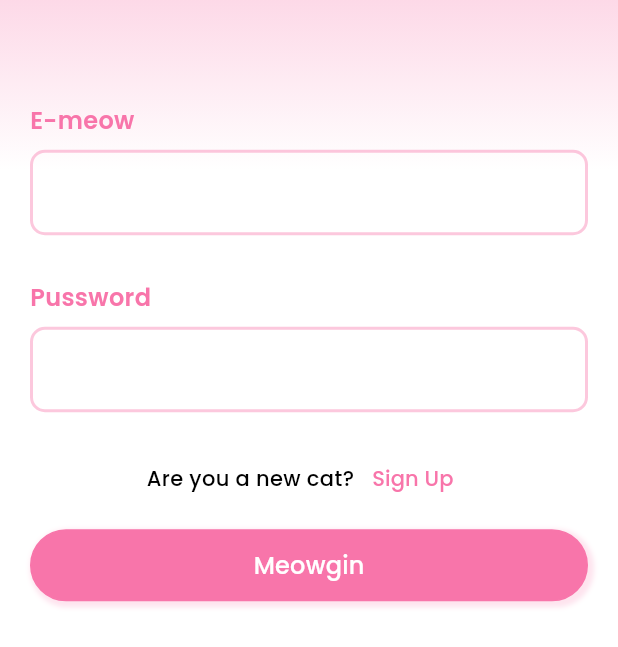
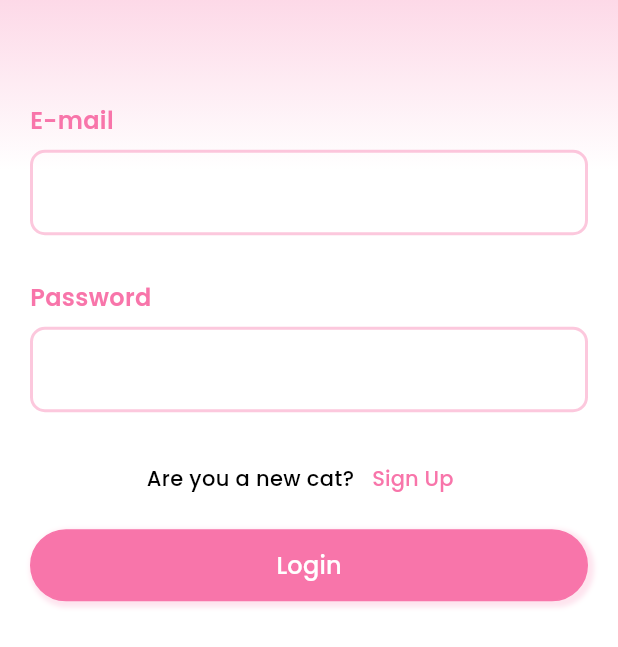
Before and after one commit to Panlada/Cat_Match-main, a Flutter app: the screen it shows after launch, on a phone screen of 412 x 824 dp. Shown: the part 448-1095 px from the top of the screen. Run offline on Flutter 3.47's test engine with Material 3 defaults, Android fonts, the phone set to English and light mode, and no system bars; our stand-ins replace bloc, cloud_firestore, equatable, firebase_auth, firebase_core, firebase_storage and 8 more; accounts and stored records are empty.

Commit message:
modify one

```diff
--- a/lib/screens/login/login_screen.dart
+++ b/lib/screens/login/login_screen.dart
@@ -74,7 +74,7 @@ class LoginScreen extends StatelessWidget {
 
                   // email input
                   CustomTextTitle(
-                    text: 'E-meow',
+                    text: 'E-mail',
                     textCenter: false,
                     padding: const EdgeInsets.only(bottom: 8),
                     fontSize: 16,
@@ -88,7 +88,7 @@ class LoginScreen extends StatelessWidget {
 
                   // password input
                   CustomTextTitle(
-                    text: 'Pussword',
+                    text: 'Password',
                     textCenter: false,
                     padding: const EdgeInsets.only(bottom: 8),
                     fontSize: 16,
@@ -214,7 +214,7 @@ class _LoginButton extends StatelessWidget {
         return state.status == FormzStatus.submissionInProgress
             ? const CircularProgressIndicator()
             : ProfilesElevatedButton(
-                text: 'Meowgin',
+                text: 'Login',
                 color: Theme.of(context).primaryColor,
                 textColor: Colors.white,
                 onPressed: () {
```
